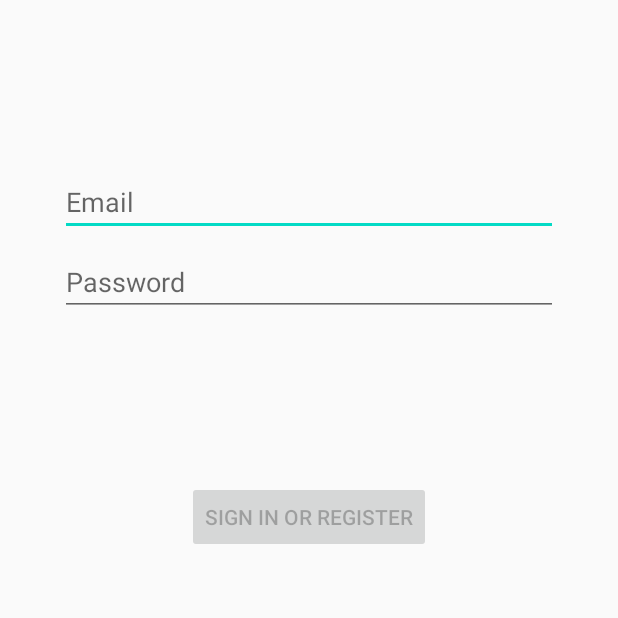
After one commit to asandoval557/FieldSync_MVP, an Android app: the fragment LoginFragment shown on its own in the app's theme, on a phone screen of 412 x 824 dp, the top half of it. The commit adds this screen. Run offline under Robolectric (Android 15) with nearby library versions, the phone set to English and light mode, and no system bars.

Commit message:
Added Login fragment template. If it is too complicated to figure out how to work then I can create my own login fragment.

```diff
--- a/android-app/app/build.gradle.kts
+++ b/android-app/app/build.gradle.kts
@@ -69,6 +69,7 @@ dependencies {
 
   implementation("androidx.core:core-ktx:1.13.1")
   implementation("androidx.lifecycle:lifecycle-runtime-ktx:2.8.4")
+  implementation("androidx.annotation:annotation:1.9.1")
 
 
 
--- /dev/null
+++ b/android-app/app/src/main/java/com/example/fieldsync/ui/login/LoginFragment.kt
@@ -0,0 +1,131 @@
+package com.example.fieldsync.ui.login
+
+import androidx.lifecycle.Observer
+import androidx.lifecycle.ViewModelProvider
+import androidx.annotation.StringRes
+import androidx.fragment.app.Fragment
+import android.os.Bundle
+import android.text.Editable
+import android.text.TextWatcher
+import android.view.LayoutInflater
+import android.view.View
+import android.view.ViewGroup
+import android.view.inputmethod.EditorInfo
+import android.widget.Button
+import android.widget.EditText
+import android.widget.ProgressBar
+import android.widget.Toast
+import com.example.fieldsync.databinding.FragmentLoginBinding
+
+import com.example.fieldsync.R
+
+class LoginFragment : Fragment() {
+
+    private lateinit var loginViewModel: LoginViewModel
+    private var _binding: FragmentLoginBinding? = null
+
+    // This property is only valid between onCreateView and
+    // onDestroyView.
+    private val binding get() = _binding!!
+
+    override fun onCreateView(
+        inflater: LayoutInflater,
+        container: ViewGroup?,
+        savedInstanceState: Bundle?
+    ): View? {
+
+        _binding = FragmentLoginBinding.inflate(inflater, container, false)
+        return binding.root
+
+    }
+
+    override fun onViewCreated(view: View, savedInstanceState: Bundle?) {
+        super.onViewCreated(view, savedInstanceState)
+        loginViewModel = ViewModelProvider(this, LoginViewModelFactory())
+            .get(LoginViewModel::class.java)
+
+        val usernameEditText = binding.username
+        val passwordEditText = binding.password
+        val loginButton = binding.login
+        val loadingProgressBar = binding.loading
+
+        loginViewModel.loginFormState.observe(viewLifecycleOwner,
+            Observer { loginFormState ->
+                if (loginFormState == null) {
+                    return@Observer
+                }
+                loginButton.isEnabled = loginFormState.isDataValid
+                loginFormState.usernameError?.let {
+                    usernameEditText.error = getString(it)
+                }
+                loginFormState.passwordError?.let {
+                    passwordEditText.error = getString(it)
+                }
+            })
+
+        loginViewModel.loginResult.observe(viewLifecycleOwner,
+            Observer { loginResult ->
+                loginResult ?: return@Observer
+                loadingProgressBar.visibility = View.GONE
+                loginResult.error?.let {
+                    showLoginFailed(it)
+                }
+                loginResult.success?.let {
+                    updateUiWithUser(it)
+                }
+            })
+
+        val afterTextChangedListener = object : TextWatcher {
+            override fun beforeTextChanged(s: CharSequence, start: Int, count: Int, after: Int) {
+                // ignore
+            }
+
+            override fun onTextChanged(s: CharSequence, start: Int, before: Int, count: Int) {
+                // ignore
+            }
+
+            override fun afterTextChanged(s: Editable) {
+                loginViewModel.loginDataChanged(
+                    usernameEditText.text.toString(),
+                    passwordEditText.text.toString()
+                )
+            }
+        }
+        usernameEditText.addTextChangedListener(afterTextChangedListener)
+        passwordEditText.addTextChangedListener(afterTextChangedListener)
+        passwordEditText.setOnEditorActionListener { _, actionId, _ ->
+            if (actionId == EditorInfo.IME_ACTION_DONE) {
+                loginViewModel.login(
+                    usernameEditText.text.toString(),
+                    passwordEditText.text.toString()
+                )
+            }
+            false
+        }
+
+        loginButton.setOnClickListener {
+            loadingProgressBar.visibility = View.VISIBLE
+            loginViewModel.login(
+                usernameEditText.text.toString(),
+                passwordEditText.text.toString()
+            )
+        }
+    }
+
+    private fun updateUiWithUser(model: LoggedInUserView) {
+        val welcome = getString(R.string.welcome) + model.displayName
+        // TODO : initiate successful logged in experience
+        val appContext = context?.applicationContext ?: return
+        Toast.makeText(appContext, welcome, Toast.LENGTH_LONG).show()
+    }
+
+    private fun showLoginFailed(@StringRes errorString: Int) {
+        val appContext = context?.applicationContext ?: return
+        Toast.makeText(appContext, errorString, Toast.LENGTH_LONG).show()
+    }
+
+    override fun onDestroyView() {
+        super.onDestroyView()
+        _binding = null
+    }
+}
--- /dev/null
+++ b/android-app/app/src/main/java/com/example/fieldsync/ui/login/LoginViewModelFactory.kt
@@ -0,0 +1,25 @@
+package com.example.fieldsync.ui.login
+
+import androidx.lifecycle.ViewModel
+import androidx.lifecycle.ViewModelProvider
+import com.example.fieldsync.data.LoginDataSource
+import com.example.fieldsync.data.LoginRepository
+
+/**
+ * ViewModel provider factory to instantiate LoginViewModel.
+ * Required given LoginViewModel has a non-empty constructor
+ */
+class LoginViewModelFactory : ViewModelProvider.Factory {
+
+    @Suppress("UNCHECKED_CAST")
+    override fun <T : ViewModel> create(modelClass: Class<T>): T {
+        if (modelClass.isAssignableFrom(LoginViewModel::class.java)) {
+            return LoginViewModel(
+                loginRepository = LoginRepository(
+                    dataSource = LoginDataSource()
+                )
+            ) as T
+        }
+        throw IllegalArgumentException("Unknown ViewModel class")
+    }
+}
--- /dev/null
+++ b/android-app/app/src/main/res/layout/fragment_login.xml
@@ -0,0 +1,77 @@
+<?xml version="1.0" encoding="utf-8"?>
+<androidx.constraintlayout.widget.ConstraintLayout
+        xmlns:android="http://schemas.android.com/apk/res/android"
+        xmlns:app="http://schemas.android.com/apk/res-auto"
+        xmlns:tools="http://schemas.android.com/tools"
+        android:id="@+id/container"
+        android:layout_width="match_parent"
+        android:layout_height="match_parent"
+        android:paddingBottom="@dimen/fragment_vertical_margin"
+        android:paddingLeft="@dimen/fragment_horizontal_margin"
+        android:paddingRight="@dimen/fragment_horizontal_margin"
+        android:paddingTop="@dimen/fragment_vertical_margin"
+        tools:context=".ui.login.LoginFragment">
+
+    <EditText
+            android:id="@+id/username"
+            android:layout_width="0dp"
+            android:layout_height="wrap_content"
+            android:layout_marginStart="24dp"
+            android:layout_marginTop="96dp"
+            android:layout_marginEnd="24dp"
+            android:hint="@string/prompt_email"
+            android:inputType="textEmailAddress"
+            android:selectAllOnFocus="true"
+            app:layout_constraintEnd_toEndOf="parent"
+            app:layout_constraintStart_toStartOf="parent"
+            app:layout_constraintTop_toTopOf="parent"/>
+
+    <EditText
+            android:id="@+id/password"
+            android:layout_width="0dp"
+            android:layout_height="wrap_content"
+            android:layout_marginStart="24dp"
+            android:layout_marginTop="8dp"
+            android:layout_marginEnd="24dp"
+            android:hint="@string/prompt_password"
+            android:imeActionLabel="@string/action_sign_in_short"
+            android:imeOptions="actionDone"
+            android:inputType="textPassword"
+            android:selectAllOnFocus="true"
+            app:layout_constraintEnd_toEndOf="parent"
+            app:layout_constraintStart_toStartOf="parent"
+            app:layout_constraintTop_toBottomOf="@+id/username"/>
+
+    <Button
+            android:id="@+id/login"
+            android:enabled="false"
+            android:layout_width="wrap_content"
+            android:layout_height="wrap_content"
+            android:layout_gravity="start"
+            android:layout_marginStart="48dp"
+            android:layout_marginTop="16dp"
+            android:layout_marginEnd="48dp"
+            android:layout_marginBottom="64dp"
+            android:text="@string/action_sign_in"
+            app:layout_constraintBottom_toBottomOf="parent"
+            app:layout_constraintEnd_toEndOf="parent"
+            app:layout_constraintStart_toStartOf="parent"
+            app:layout_constraintTop_toBottomOf="@+id/password"
+            app:layout_constraintVertical_bias="0.2"/>
+
+    <ProgressBar
+            android:id="@+id/loading"
+            android:visibility="gone"
+            android:layout_width="wrap_content"
+            android:layout_height="wrap_content"
+            android:layout_gravity="center"
+            android:layout_marginStart="32dp"
+            android:layout_marginTop="64dp"
+            android:layout_marginEnd="32dp"
+            android:layout_marginBottom="64dp"
+            app:layout_constraintBottom_toBottomOf="parent"
+            app:layout_constraintEnd_toEndOf="@+id/password"
+            app:layout_constraintStart_toStartOf="@+id/password"
+            app:layout_constraintTop_toTopOf="parent"
+            app:layout_constraintVertical_bias="0.3"/>
+</androidx.constraintlayout.widget.ConstraintLayout>
--- /dev/null
+++ b/android-app/app/src/main/res/values/dimens.xml
@@ -0,0 +1,5 @@
+<resources>
+    <!-- Default screen margins, per the Android Design guidelines. -->
+    <dimen name="fragment_horizontal_margin">16dp</dimen>
+    <dimen name="fragment_vertical_margin">16dp</dimen>
+</resources>
--- a/android-app/app/src/main/res/values/strings.xml
+++ b/android-app/app/src/main/res/values/strings.xml
@@ -3,5 +3,14 @@
     <string name="check_in_button">Check In</string>
     <!-- TODO: Remove or change this placeholder text -->
     <string name="hello_blank_fragment">Hello blank fragment</string>
+    <!-- Strings related to login -->
+    <string name="prompt_email">Email</string>
+    <string name="prompt_password">Password</string>
+    <string name="action_sign_in">Sign in or register</string>
+    <string name="action_sign_in_short">Sign in</string>
+    <string name="welcome">"Welcome!"</string>
+    <string name="invalid_username">Not a valid username</string>
+    <string name="invalid_password">Password must be >5 characters</string>
+    <string name="login_failed">"Login failed"</string>
 
 </resources>
--- a/android-app/build.gradle.kts
+++ b/android-app/build.gradle.kts
@@ -3,7 +3,4 @@ buildscript {
         google()
         mavenCentral()
     }
-    dependencies {
-
-    }
 }
```
Also changed, not shown: android-app/app/src/main/java/com/example/fieldsync/data/LoginDataSource.kt (added, +24 -0 lines), android-app/app/src/main/java/com/example/fieldsync/data/LoginRepository.kt (added, +46 -0 lines), android-app/app/src/main/java/com/example/fieldsync/data/Result.kt (added, +18 -0 lines), android-app/app/src/main/java/com/example/fieldsync/data/model/LoggedInUser.kt (added, +9 -0 lines), android-app/app/src/main/java/com/example/fieldsync/ui/login/LoggedInUserView.kt (added, +9 -0 lines), android-app/app/src/main/java/com/example/fieldsync/ui/login/LoginFormState.kt (added, +10 -0 lines), android-app/app/src/main/java/com/example/fieldsync/ui/login/LoginResult.kt (added, +9 -0 lines), android-app/app/src/main/java/com/example/fieldsync/ui/login/LoginViewModel.kt (added, +54 -0 lines).
